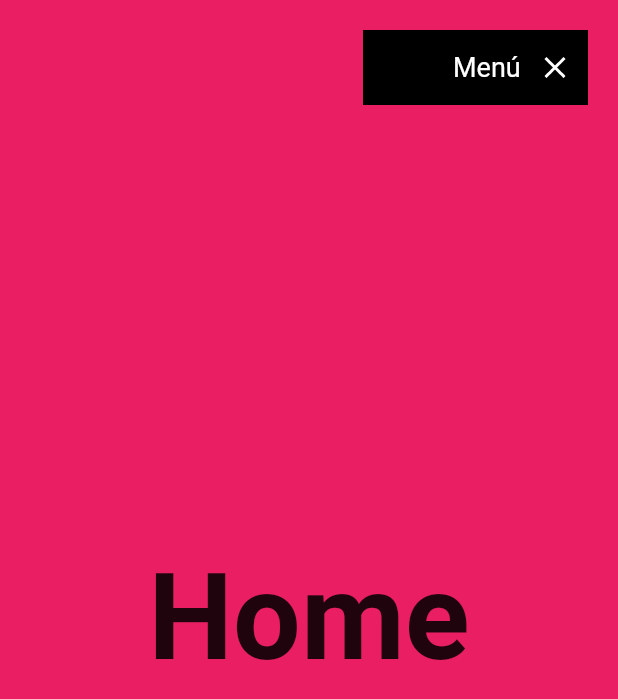
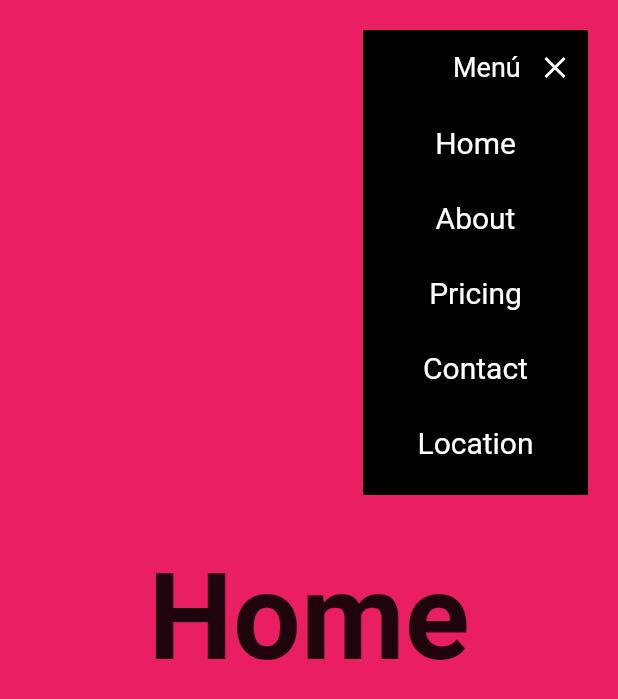
Before and after one commit to Sloot04/vertical_landing_page, a Flutter app: the screen it shows after launch, after a tap on "Menú", on a phone screen of 412 x 824 dp. Shown: the top 699 px of the screen. Run offline on Flutter 3.47's test engine with Material 2 defaults, Android fonts, the phone set to English and light mode, and no system bars; our stand-ins replace fluro, google_fonts.

Commit message:
Opciones del menú

```diff
--- a/lib/ui/shared/custom_app_menu.dart
+++ b/lib/ui/shared/custom_app_menu.dart
@@ -1,5 +1,6 @@
 import 'package:flutter/material.dart';
 import 'package:google_fonts/google_fonts.dart';
+import 'package:vertical_landing_page/ui/shared/custom_menu_item.dart';
 
 class CustomAppMenu extends StatefulWidget {
   const CustomAppMenu({Key? key}) : super(key: key);
@@ -38,8 +39,42 @@ class _CustomAppMenuState extends State<CustomAppMenu>
         child: Container(
           padding: const EdgeInsets.symmetric(horizontal: 10),
           width: 150,
+          height: isOpen ? 310 : 50,
+          color: Colors.black,
+          child: Column(
+            children: [
+              _MenuTitle(isOpen: isOpen, controller: controller),
+              if (isOpen) ...[
+                CustomMenuItem(text: 'Home', onPressed: () {}),
+                CustomMenuItem(text: 'About', onPressed: () {}),
+                CustomMenuItem(text: 'Pricing', onPressed: () {}),
+                CustomMenuItem(text: 'Contact', onPressed: () {}),
+                CustomMenuItem(text: 'Location', onPressed: () {}),
+                const SizedBox(height: 10)
+              ]
+            ],
+          ),
+        ),
+      ),
+    );
+  }
+}
+
+class _MenuTitle extends StatelessWidget {
+  const _MenuTitle({
+    Key? key,
+    required this.isOpen,
+    required this.controller,
+  }) : super(key: key);
+
+  final bool isOpen;
+  final AnimationController controller;
+
+  @override
+  Widget build(BuildContext context) {
+    return Container(
+      width: 150,
       height: 50,
-          color: Colors.black,
       child: Row(
         children: [
           AnimatedContainer(
@@ -58,8 +93,6 @@ class _CustomAppMenuState extends State<CustomAppMenu>
               color: Colors.white),
         ],
       ),
-        ),
-      ),
     );
   }
 }
--- /dev/null
+++ b/lib/ui/shared/custom_menu_item.dart
@@ -0,0 +1,40 @@
+import 'package:flutter/material.dart';
+import 'package:google_fonts/google_fonts.dart';
+
+class CustomMenuItem extends StatefulWidget {
+  final String text;
+  final Function onPressed;
+
+  const CustomMenuItem({Key? key, required this.text, required this.onPressed})
+      : super(key: key);
+
+  @override
+  State<CustomMenuItem> createState() => _CustomMenuItemState();
+}
+
+class _CustomMenuItemState extends State<CustomMenuItem> {
+  bool isHover = false;
+
+  @override
+  Widget build(BuildContext context) {
+    return MouseRegion(
+      onEnter: (_) => setState(() => isHover = true),
+      onExit: (_) => setState(() => isHover = false),
+      child: GestureDetector(
+        onTap: (() => widget.onPressed()),
+        child: AnimatedContainer(
+          duration: const Duration(milliseconds: 300),
+          width: 150,
+          height: 50,
+          color: isHover ? Colors.pinkAccent : Colors.black,
+          child: Center(
+            child: Text(
+              widget.text,
+              style: GoogleFonts.roboto(fontSize: 20, color: Colors.white),
+            ),
+          ),
+        ),
+      ),
+    );
+  }
+}
```
Lines whose indentation alone changed are shown as unchanged.
